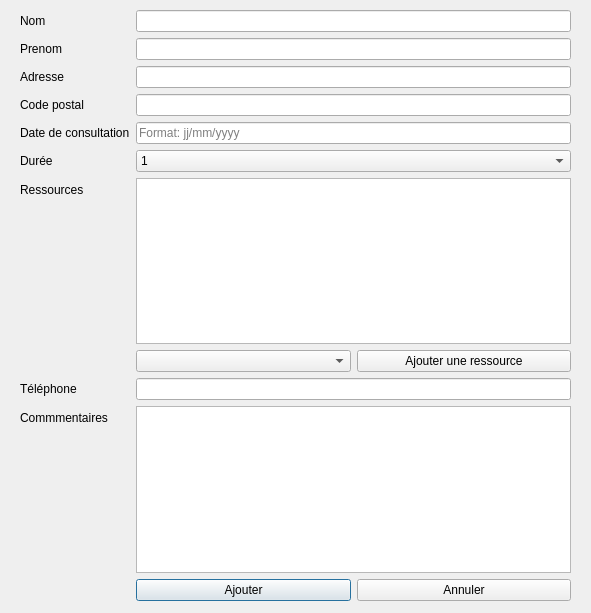
Kurond/Projet_Qt, file AddPatientForm.ui: the form before one commit.
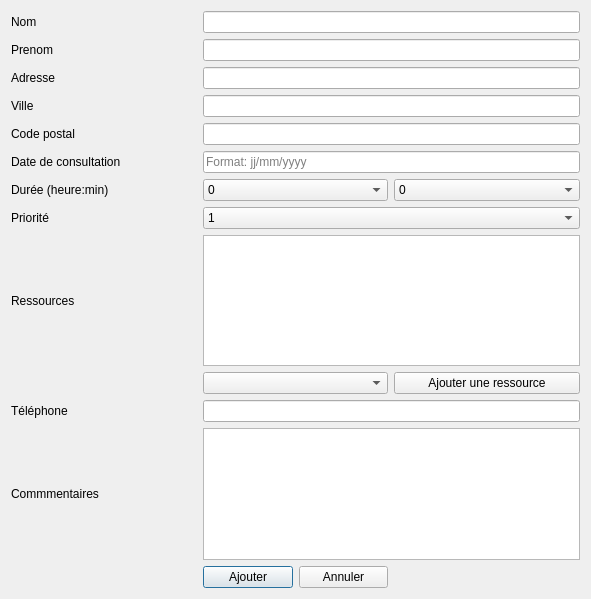
The form after the commit.

The edit to the form file:
```diff
--- a/AddPatientForm.ui
+++ b/AddPatientForm.ui
@@ -7,187 +7,296 @@
     <x>0</x>
     <y>0</y>
     <width>591</width>
-    <height>613</height>
+    <height>599</height>
    </rect>
   </property>
   <property name="windowTitle">
    <string>Dialog</string>
   </property>
-  <widget class="QWidget" name="formLayoutWidget">
-   <property name="geometry">
-    <rect>
-     <x>20</x>
-     <y>10</y>
-     <width>551</width>
-     <height>591</height>
-    </rect>
-   </property>
-   <layout class="QFormLayout" name="formLayout">
-    <item row="0" column="0">
-     <widget class="QLabel" name="label">
-      <property name="text">
-       <string>Nom</string>
-      </property>
-     </widget>
-    </item>
-    <item row="0" column="1">
-     <widget class="QLineEdit" name="lastnameText">
-      <property name="placeholderText">
-       <string/>
-      </property>
-     </widget>
-    </item>
-    <item row="1" column="0">
-     <widget class="QLabel" name="label_2">
-      <property name="text">
-       <string>Prenom</string>
-      </property>
-     </widget>
-    </item>
-    <item row="1" column="1">
-     <widget class="QLineEdit" name="firstnameText">
-      <property name="placeholderText">
-       <string/>
-      </property>
-     </widget>
-    </item>
-    <item row="2" column="0">
-     <widget class="QLabel" name="label_3">
-      <property name="text">
-       <string>Adresse</string>
-      </property>
-     </widget>
-    </item>
-    <item row="2" column="1">
-     <widget class="QLineEdit" name="addressText"/>
-    </item>
-    <item row="3" column="0">
-     <widget class="QLabel" name="label_4">
-      <property name="text">
-       <string>Code postal</string>
-      </property>
-     </widget>
-    </item>
-    <item row="3" column="1">
-     <widget class="QLineEdit" name="postalCodeText"/>
-    </item>
-    <item row="4" column="0">
-     <widget class="QLabel" name="label_5">
-      <property name="text">
-       <string>Date de consultation</string>
-      </property>
-     </widget>
-    </item>
-    <item row="4" column="1">
-     <widget class="QLineEdit" name="consultationText">
-      <property name="text">
-       <string/>
-      </property>
-      <property name="placeholderText">
-       <string>Format: jj/mm/yyyy</string>
-      </property>
-     </widget>
-    </item>
-    <item row="5" column="0">
-     <widget class="QLabel" name="label_6">
-      <property name="text">
-       <string>Durée</string>
-      </property>
-     </widget>
-    </item>
-    <item row="5" column="1">
-     <widget class="QComboBox" name="durationBox">
-      <item>
+  <layout class="QGridLayout" name="gridLayout_2">
+   <item row="0" column="1">
+    <layout class="QGridLayout" name="gridLayout_3">
+     <item row="12" column="2">
+      <layout class="QHBoxLayout" name="horizontalLayout">
+       <item>
+        <widget class="QPushButton" name="addButton">
+         <property name="text">
+          <string>Ajouter</string>
+         </property>
+        </widget>
+       </item>
+       <item>
+        <widget class="QPushButton" name="cancelButton">
+         <property name="text">
+          <string>Annuler</string>
+         </property>
+        </widget>
+       </item>
+      </layout>
+     </item>
+     <item row="1" column="0">
+      <widget class="QLabel" name="label_2">
        <property name="text">
-        <string>1</string>
+        <string>Prenom</string>
        </property>
-      </item>
-      <item>
+      </widget>
+     </item>
+     <item row="0" column="0">
+      <widget class="QLabel" name="label">
        <property name="text">
-        <string>2</string>
+        <string>Nom</string>
        </property>
-      </item>
-      <item>
+      </widget>
+     </item>
+     <item row="6" column="2">
+      <widget class="QComboBox" name="hoursDurationComboBox">
+       <item>
+        <property name="text">
+         <string>0</string>
+        </property>
+       </item>
+       <item>
+        <property name="text">
+         <string>1</string>
+        </property>
+       </item>
+       <item>
+        <property name="text">
+         <string>2</string>
+        </property>
+       </item>
+       <item>
+        <property name="text">
+         <string>3</string>
+        </property>
+       </item>
+       <item>
+        <property name="text">
+         <string>4</string>
+        </property>
+       </item>
+       <item>
+        <property name="text">
+         <string>5</string>
+        </property>
+       </item>
+      </widget>
+     </item>
+     <item row="7" column="0">
+      <widget class="QLabel" name="label_11">
        <property name="text">
-        <string>3</string>
+        <string>Priorité</string>
        </property>
-      </item>
-      <item>
+      </widget>
+     </item>
+     <item row="4" column="0">
+      <widget class="QLabel" name="label_4">
        <property name="text">
-        <string>4</string>
+        <string>Code postal</string>
        </property>
-      </item>
-      <item>
+      </widget>
+     </item>
+     <item row="2" column="0">
+      <widget class="QLabel" name="label_3">
        <property name="text">
-        <string>5</string>
+        <string>Adresse</string>
        </property>
-      </item>
-     </widget>
-    </item>
-    <item row="7" column="0">
-     <widget class="QLabel" name="label_7">
-      <property name="text">
-       <string>Ressources</string>
-      </property>
-     </widget>
-    </item>
-    <item row="7" column="1">
-     <widget class="QTableWidget" name="tableWidget"/>
-    </item>
-    <item row="11" column="0">
-     <widget class="QLabel" name="label_9">
-      <property name="text">
-       <string>Téléphone</string>
-      </property>
-     </widget>
-    </item>
-    <item row="11" column="1">
-     <widget class="QLineEdit" name="phoneText"/>
-    </item>
-    <item row="12" column="0">
-     <widget class="QLabel" name="label_8">
-      <property name="text">
-       <string>Commmentaires</string>
-      </property>
-     </widget>
-    </item>
-    <item row="12" column="1">
-     <widget class="QTextEdit" name="commentText"/>
-    </item>
-    <item row="13" column="1">
-     <layout class="QHBoxLayout" name="horizontalLayout">
-      <item>
-       <widget class="QPushButton" name="addButton">
+      </widget>
+     </item>
+     <item row="5" column="0">
+      <widget class="QLabel" name="label_5">
+       <property name="text">
+        <string>Date de consultation</string>
+       </property>
+      </widget>
+     </item>
+     <item row="11" column="0">
+      <widget class="QLabel" name="label_8">
+       <property name="text">
+        <string>Commmentaires</string>
+       </property>
+      </widget>
+     </item>
+     <item row="8" column="0">
+      <widget class="QLabel" name="label_7">
+       <property name="text">
+        <string>Ressources</string>
+       </property>
+      </widget>
+     </item>
+     <item row="3" column="0">
+      <widget class="QLabel" name="label_10">
+       <property name="text">
+        <string>Ville</string>
+       </property>
+      </widget>
+     </item>
+     <item row="9" column="2">
+      <layout class="QHBoxLayout" name="horizontalLayout_2">
+       <item>
+        <widget class="QComboBox" name="ressourceComboBox"/>
+       </item>
+      </layout>
+     </item>
+     <item row="10" column="0">
+      <widget class="QLabel" name="label_9">
+       <property name="text">
+        <string>Téléphone</string>
+       </property>
+      </widget>
+     </item>
+     <item row="6" column="0">
+      <widget class="QLabel" name="label_6">
+       <property name="text">
+        <string>Durée (heure:min)</string>
+       </property>
+      </widget>
+     </item>
+     <item row="6" column="3">
+      <widget class="QComboBox" name="minsDurationComboBox">
+       <item>
         <property name="text">
-         <string>Ajouter</string>
+         <string>0</string>
         </property>
-       </widget>
-      </item>
-      <item>
-       <widget class="QPushButton" name="cancelButton">
+       </item>
+       <item>
         <property name="text">
-         <string>Annuler</string>
+         <string>5</string>
         </property>
-       </widget>
-      </item>
-     </layout>
-    </item>
-    <item row="8" column="1">
-     <layout class="QHBoxLayout" name="horizontalLayout_2">
-      <item>
-       <widget class="QComboBox" name="ressourceBox"/>
-      </item>
-      <item>
-       <widget class="QPushButton" name="addRessourceButton">
+       </item>
+       <item>
         <property name="text">
-         <string>Ajouter une ressource</string>
+         <string>10</string>
         </property>
-       </widget>
-      </item>
-     </layout>
-    </item>
-   </layout>
-  </widget>
+       </item>
+       <item>
+        <property name="text">
+         <string>15</string>
+        </property>
+       </item>
+       <item>
+        <property name="text">
+         <string>20</string>
+        </property>
+       </item>
+       <item>
+        <property name="text">
+         <string>25</string>
+        </property>
+       </item>
+       <item>
+        <property name="text">
+         <string>30</string>
+        </property>
+       </item>
+       <item>
+        <property name="text">
+         <string>35</string>
+        </property>
+       </item>
+       <item>
+        <property name="text">
+         <string>40</string>
+        </property>
+       </item>
+       <item>
+        <property name="text">
+         <string>45</string>
+        </property>
+       </item>
+       <item>
+        <property name="text">
+         <string>50</string>
+        </property>
+       </item>
+       <item>
+        <property name="text">
+         <string>55</string>
+        </property>
+       </item>
+      </widget>
+     </item>
+     <item row="0" column="2" colspan="2">
+      <widget class="QLineEdit" name="lastnameLineEdit">
+       <property name="placeholderText">
+        <string/>
+       </property>
+      </widget>
+     </item>
+     <item row="1" column="2" colspan="2">
+      <widget class="QLineEdit" name="firstnameLineEdit">
+       <property name="placeholderText">
+        <string/>
+       </property>
+      </widget>
+     </item>
+     <item row="2" column="2" colspan="2">
+      <widget class="QLineEdit" name="addressLineEdit"/>
+     </item>
+     <item row="3" column="2" colspan="2">
+      <widget class="QLineEdit" name="cityLineEdit"/>
+     </item>
+     <item row="4" column="2" colspan="2">
+      <widget class="QLineEdit" name="postalCodeLineEdit"/>
+     </item>
+     <item row="5" column="2" colspan="2">
+      <widget class="QLineEdit" name="consultationDateLineEdit">
+       <property name="text">
+        <string/>
+       </property>
+       <property name="placeholderText">
+        <string>Format: jj/mm/yyyy</string>
+       </property>
+      </widget>
+     </item>
+     <item row="7" column="2" colspan="2">
+      <widget class="QComboBox" name="priorityComboBox">
+       <item>
+        <property name="text">
+         <string>1</string>
+        </property>
+       </item>
+       <item>
+        <property name="text">
+         <string>2</string>
+        </property>
+       </item>
+       <item>
+        <property name="text">
+         <string>3</string>
+        </property>
+       </item>
+       <item>
+        <property name="text">
+         <string>4</string>
+        </property>
+       </item>
+       <item>
+        <property name="text">
+         <string>5</string>
+        </property>
+       </item>
+      </widget>
+     </item>
+     <item row="8" column="2" colspan="2">
+      <widget class="QTableWidget" name="tableWidget"/>
+     </item>
+     <item row="9" column="3">
+      <widget class="QPushButton" name="addRessourceButton">
+       <property name="text">
+        <string>Ajouter une ressource</string>
+       </property>
+      </widget>
+     </item>
+     <item row="10" column="2" colspan="2">
+      <widget class="QLineEdit" name="phoneLineEdit"/>
+     </item>
+     <item row="11" column="2" colspan="2">
+      <widget class="QTextEdit" name="commentTextEdit"/>
+     </item>
+    </layout>
+   </item>
+  </layout>
  </widget>
  <resources/>
  <connections/>
```
